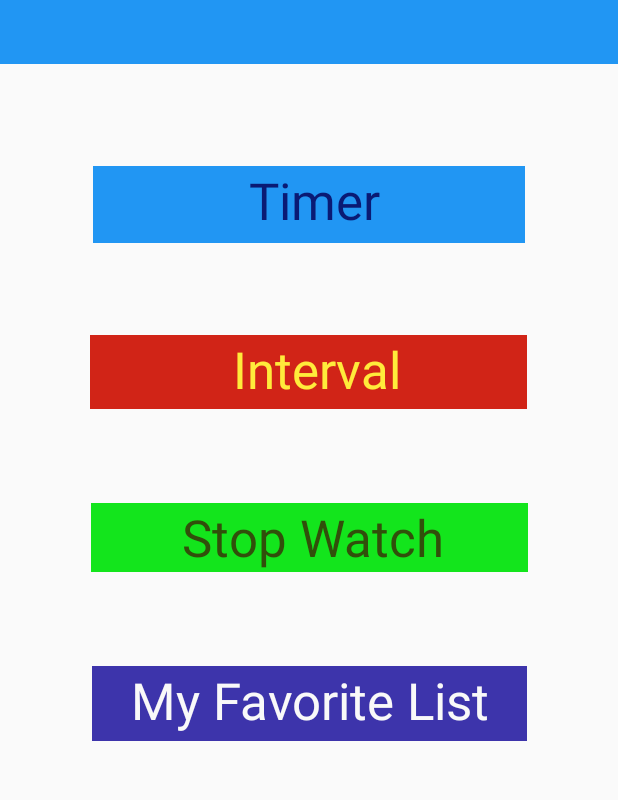
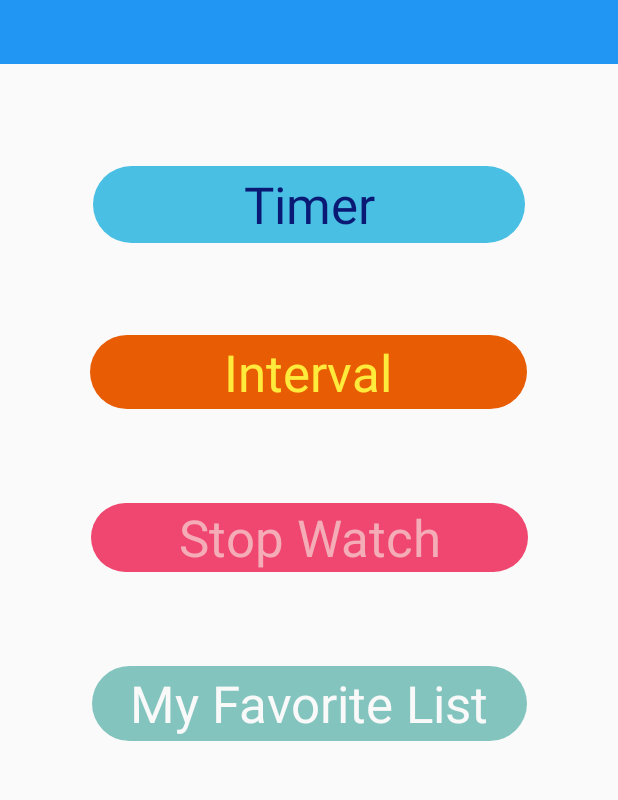
Before and after one commit to KUASE-AndroidDev2020/Project04, an Android app: the screen it shows after launch (MainActivity), on a phone screen of 412 x 824 dp, the part 322-1122 px from its top. Run offline under Robolectric (Android 15) with nearby library versions, the light colour scheme and no system bars.

Commit message:
"All Rounded button in MainActivity" if you're happy and you know it clap your hand

```diff
--- /dev/null
+++ b/app/src/main/res/drawable/interval_button.xml
@@ -0,0 +1,6 @@
+<?xml version="1.0" encoding="utf-8"?>
+<shape xmlns:android="http://schemas.android.com/apk/res/android">
+    android:shape="rectangle">
+    <solid android:color="@color/IntervalButton"/>
+    <corners android:radius="150dp"/>
+</shape>
--- /dev/null
+++ b/app/src/main/res/drawable/myfavorite_button.xml
@@ -0,0 +1,6 @@
+<?xml version="1.0" encoding="utf-8"?>
+<shape xmlns:android="http://schemas.android.com/apk/res/android">
+    android:shape="rectangle">
+    <solid android:color="@color/MyFavoriteButton"/>
+    <corners android:radius="150dp"/>
+</shape>
--- /dev/null
+++ b/app/src/main/res/drawable/stopwatch_button.xml
@@ -0,0 +1,6 @@
+<?xml version="1.0" encoding="utf-8"?>
+<shape xmlns:android="http://schemas.android.com/apk/res/android">
+    android:shape="rectangle">
+    <solid android:color="@color/StopwatchButton"/>
+    <corners android:radius="150dp"/>
+</shape>
--- /dev/null
+++ b/app/src/main/res/drawable/timer_button.xml
@@ -0,0 +1,6 @@
+<?xml version="1.0" encoding="utf-8"?>
+<shape xmlns:android="http://schemas.android.com/apk/res/android">
+    android:shape="rectangle">
+    <solid android:color="@color/TimerButton"/>
+    <corners android:radius="150dp"/>
+</shape>
--- a/app/src/main/res/layout/activity_main.xml
+++ b/app/src/main/res/layout/activity_main.xml
@@ -36,8 +36,9 @@
         android:id="@+id/timerButton"
         android:layout_width="288dp"
         android:layout_height="51dp"
-        android:background="#2196F3"
-        android:text="            Timer"
+        android:background="@drawable/timer_button"
+        android:gravity="center"
+        android:text="Timer"
         android:textAppearance="@style/TextAppearance.AppCompat.Display1"
         android:textColor="#0A1A74"
         app:layout_constraintBottom_toBottomOf="parent"
@@ -51,8 +52,9 @@
         android:id="@+id/intervalButton"
         android:layout_width="291dp"
         android:layout_height="49dp"
-        android:background="#D12417"
-        android:text="           Interval"
+        android:background="@drawable/interval_button"
+        android:gravity="center"
+        android:text="Interval"
         android:textAppearance="@style/TextAppearance.AppCompat.Display1"
         android:textColor="#FFEB3B"
         app:layout_constraintBottom_toBottomOf="parent"
@@ -66,10 +68,11 @@
         android:id="@+id/stopwatchButton"
         android:layout_width="291dp"
         android:layout_height="46dp"
-        android:background="#13E51C"
-        android:text="       Stop Watch"
+        android:background="@drawable/stopwatch_button"
+        android:gravity="center"
+        android:text="Stop Watch"
         android:textAppearance="@style/TextAppearance.AppCompat.Display1"
-        android:textColor="#314F0B"
+        android:textColor="#f4acb7"
         app:layout_constraintBottom_toBottomOf="parent"
         app:layout_constraintEnd_toEndOf="parent"
         app:layout_constraintStart_toStartOf="parent"
@@ -80,8 +83,9 @@
         android:id="@+id/MyFavoriteButton"
         android:layout_width="290dp"
         android:layout_height="50dp"
-        android:background="#3D34AB"
-        android:text="   My Favorite List"
+        android:background="@drawable/myfavorite_button"
+        android:gravity="center"
+        android:text="My Favorite List"
         android:textAppearance="@style/TextAppearance.AppCompat.Display1"
         android:textColor="#F9F9F9"
         app:layout_constraintBottom_toBottomOf="parent"
--- a/app/src/main/res/values/colors.xml
+++ b/app/src/main/res/values/colors.xml
@@ -4,5 +4,9 @@
     <color name="colorPrimaryDark">#3700B3</color>
     <color name="colorAccent">#03DAC5</color>
     <color name="btColor">#fcbf49</color>
-    <color name="atColor">#f4f1de</color>
+    <color name="atColor">#edf6f9</color>
+    <color name="TimerButton">#48bfe3</color>
+    <color name="IntervalButton">#e85d04</color>
+    <color name="StopwatchButton">#ef476f</color>
+    <color name="MyFavoriteButton">#83c5be</color>
 </resources>
```
Also changed, not shown: app/src/main/res/layout/activity_timer.xml (+15 -3 lines).
